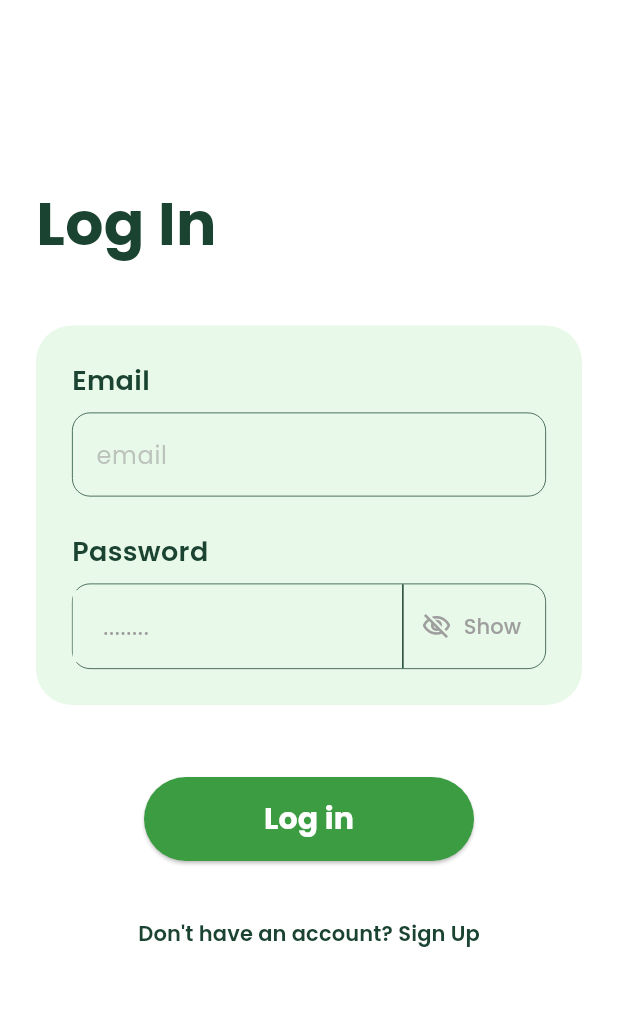
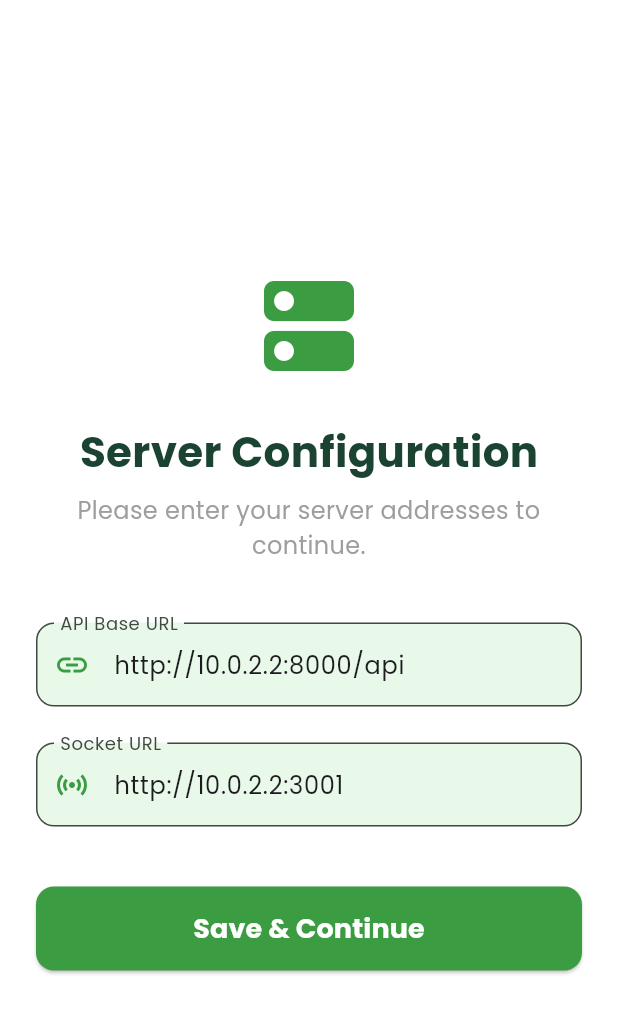
Before and after one commit to Hazemtarek184/ModernGoFlutterApp, a Flutter app: the screen it shows after launch, on a phone screen of 412 x 824 dp. Shown: the top 1013 px of the screen. Run offline on Flutter 3.47's test engine with Material 3 defaults, Android fonts, the phone set to English and light mode, and no system bars; our stand-ins replace cached_network_image, dartz, dio, equatable, flutter_bloc, flutter_secure_storage and 9 more.

Commit message:
dev branch

```diff
--- a/lib/core/constants/api_constants.dart
+++ b/lib/core/constants/api_constants.dart
@@ -1,11 +1,11 @@
 class ApiConstants {
-  static const String baseUrl = 'https://modern-go.vercel.app/api';
+  static String baseUrl = '';
   // static const String baseUrl = 'http://10.0.2.2:8000/api';
 
   // Socket.IO Server (real-time cart)
   // Android emulator: 10.0.2.2 maps to host localhost
   // Physical device: use your computer's LAN IP (e.g., 192.168.x.x)
-  static const String socketUrl = 'http://10.0.2.2:3001';
+  static String socketUrl = '';
 
   // Auth Endpoints
   static const String login = '/customers/login';
--- /dev/null
+++ b/lib/features/auth/presentation/pages/server_config_page.dart
@@ -0,0 +1,173 @@
+import 'package:flutter/material.dart';
+import 'package:flutter_secure_storage/flutter_secure_storage.dart';
+import 'package:get_it/get_it.dart';
+import 'package:modern_go/core/constants/api_constants.dart';
+import 'package:modern_go/core/constants/app_colors.dart';
+import 'package:modern_go/features/auth/presentation/pages/splash_page.dart';
+import 'package:modern_go/core/api/api_client.dart';
+
+class ServerConfigPage extends StatefulWidget {
+  const ServerConfigPage({super.key});
+
+  @override
+  State<ServerConfigPage> createState() => _ServerConfigPageState();
+}
+
+class _ServerConfigPageState extends State<ServerConfigPage> {
+  final _formKey = GlobalKey<FormState>();
+  final _apiController = TextEditingController(text: 'http://10.0.2.2:8000/api');
+  final _socketController = TextEditingController(text: 'http://10.0.2.2:3001');
+
+  bool _isLoading = false;
+
+  @override
+  void dispose() {
+    _apiController.dispose();
+    _socketController.dispose();
+    super.dispose();
+  }
+
+  Future<void> _saveConfig() async {
+    if (_formKey.currentState!.validate()) {
+      setState(() => _isLoading = true);
+
+      final storage = GetIt.instance<FlutterSecureStorage>();
+      final apiUrl = _apiController.text.trim();
+      final socketUrl = _socketController.text.trim();
+
+      await storage.write(key: 'server_url', value: apiUrl);
+      await storage.write(key: 'socket_url', value: socketUrl);
+
+      ApiConstants.baseUrl = apiUrl;
+      ApiConstants.socketUrl = socketUrl;
+
+      // In case ApiClient was already instantiated, update it directly too
+      if (GetIt.instance.isRegistered<ApiClient>()) {
+        try {
+          GetIt.instance<ApiClient>().dio.options.baseUrl = apiUrl;
+        } catch (e) {
+          // Ignore if it wasn't instantiated yet
+        }
+      }
+
+      if (mounted) {
+        Navigator.of(context).pushReplacement(
+          MaterialPageRoute(builder: (_) => const SplashPage()),
+        );
+      }
+    }
+  }
+
+  @override
+  Widget build(BuildContext context) {
+    return Scaffold(
+      backgroundColor: Colors.white,
+      body: SafeArea(
+        child: Padding(
+          padding: const EdgeInsets.symmetric(horizontal: 24.0),
+          child: Form(
+            key: _formKey,
+            child: Column(
+              mainAxisAlignment: MainAxisAlignment.center,
+              children: [
+                const Icon(
+                  Icons.dns_rounded,
+                  size: 80,
+                  color: AppColors.primary,
+                ),
+                const SizedBox(height: 24),
+                const Text(
+                  'Server Configuration',
+                  style: TextStyle(
+                    fontSize: 28,
+                    fontWeight: FontWeight.bold,
+                    color: AppColors.darkGreen,
+                  ),
+                ),
+                const SizedBox(height: 8),
+                const Text(
+                  'Please enter your server addresses to continue.',
+                  textAlign: TextAlign.center,
+                  style: TextStyle(
+                    fontSize: 16,
+                    color: Colors.grey,
+                  ),
+                ),
+                const SizedBox(height: 40),
+                TextFormField(
+                  controller: _apiController,
+                  decoration: InputDecoration(
+                    labelText: 'API Base URL',
+                    hintText: 'e.g., http://10.0.2.2:8000/api',
+                    border: OutlineInputBorder(
+                      borderRadius: BorderRadius.circular(12),
+                    ),
+                    filled: true,
+                    fillColor: AppColors.surface,
+                    prefixIcon: const Icon(Icons.link, color: AppColors.primary),
+                  ),
+                  validator: (value) {
+                    if (value == null || value.isEmpty) {
+                      return 'Please enter the API URL';
+                    }
+                    if (!value.startsWith('http://') && !value.startsWith('https://')) {
+                      return 'Must start with http:// or https://';
+                    }
+                    return null;
+                  },
+                ),
+                const SizedBox(height: 24),
+                TextFormField(
+                  controller: _socketController,
+                  decoration: InputDecoration(
+                    labelText: 'Socket URL',
+                    hintText: 'e.g., http://10.0.2.2:3001',
+                    border: OutlineInputBorder(
+                      borderRadius: BorderRadius.circular(12),
+                    ),
+                    filled: true,
+                    fillColor: AppColors.surface,
+                    prefixIcon: const Icon(Icons.sensors, color: AppColors.primary),
+                  ),
+                  validator: (value) {
+                    if (value == null || value.isEmpty) {
+                      return 'Please enter the Socket URL';
+                    }
+                    if (!value.startsWith('http://') && !value.startsWith('https://')) {
+                      return 'Must start with http:// or https://';
+                    }
+                    return null;
+                  },
+                ),
+                const SizedBox(height: 40),
+                SizedBox(
+                  width: double.infinity,
+                  height: 56,
+                  child: ElevatedButton(
+                    onPressed: _isLoading ? null : _saveConfig,
+                    style: ElevatedButton.styleFrom(
+                      backgroundColor: AppColors.primary,
+                      shape: RoundedRectangleBorder(
+                        borderRadius: BorderRadius.circular(12),
+                      ),
+                    ),
+                    child: _isLoading
+                        ? const CircularProgressIndicator(color: Colors.white)
+                        : const Text(
+                            'Save & Continue',
+                            style: TextStyle(
+                              fontSize: 18,
+                              fontWeight: FontWeight.bold,
+                              color: Colors.white,
+                            ),
+                          ),
+                  ),
+                ),
+              ],
+            ),
+          ),
+        ),
+      ),
+    );
+  }
+}
--- a/lib/main.dart
+++ b/lib/main.dart
@@ -22,6 +22,9 @@ import 'features/health_profile/data/repositories/health_profile_repository_impl
 import 'features/health_profile/domain/repositories/health_profile_repository.dart';
 import 'features/health_profile/domain/usecases/health_profile_usecases.dart';
 import 'features/health_profile/presentation/bloc/health_profile_bloc.dart';
+
+import 'package:modern_go/features/auth/presentation/pages/server_config_page.dart';
+import 'package:modern_go/core/constants/api_constants.dart';
 
 final sl = GetIt.instance;
 
@@ -70,11 +73,25 @@ Future<void> init() async {
 void main() async {
   WidgetsFlutterBinding.ensureInitialized();
   await init();
-  runApp(const ModernGoApp());
+
+  final storage = sl<FlutterSecureStorage>();
+  final serverUrl = await storage.read(key: 'server_url');
+  final socketUrl = await storage.read(key: 'socket_url');
+
+  bool isConfigured = false;
+  if (serverUrl != null && serverUrl.isNotEmpty) {
+    ApiConstants.baseUrl = serverUrl;
+    ApiConstants.socketUrl = socketUrl ?? '';
+    isConfigured = true;
+  }
+
+  runApp(ModernGoApp(isConfigured: isConfigured));
 }
 
 class ModernGoApp extends StatelessWidget {
-  const ModernGoApp({super.key});
+  final bool isConfigured;
+
+  const ModernGoApp({super.key, required this.isConfigured});
 
   @override
   Widget build(BuildContext context) {
@@ -92,7 +109,7 @@ class ModernGoApp extends StatelessWidget {
           colorScheme: ColorScheme.fromSeed(seedColor: AppColors.primary),
           textTheme: GoogleFonts.poppinsTextTheme(),
         ),
-        home: const SplashPage(),
+        home: isConfigured ? const SplashPage() : const ServerConfigPage(),
       ),
     );
   }
```
Also changed, not shown: 1 other file.
